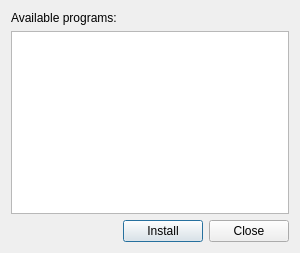
This is src/forms/installdialog.ui in Vortm4x/netemul as Qt 5 draws it before an edit. The edited form follows.
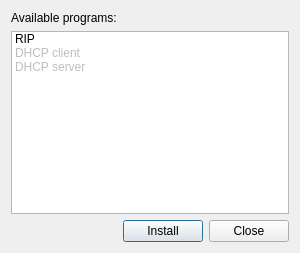
This is the edited form. Icons and pictures are not drawn.

Patch:
```diff
--- a/src/forms/installdialog.ui
+++ b/src/forms/installdialog.ui
@@ -30,7 +30,32 @@
       </widget>
      </item>
      <item>
-      <widget class="QListWidget" name="list"/>
+      <widget class="QListWidget" name="list">
+       <property name="editTriggers">
+        <set>QAbstractItemView::NoEditTriggers</set>
+       </property>
+       <item>
+        <property name="text">
+         <string>RIP</string>
+        </property>
+       </item>
+       <item>
+        <property name="text">
+         <string>DHCP client</string>
+        </property>
+        <property name="flags">
+         <set>ItemIsDragEnabled|ItemIsUserCheckable</set>
+        </property>
+       </item>
+       <item>
+        <property name="text">
+         <string>DHCP server</string>
+        </property>
+        <property name="flags">
+         <set>ItemIsDragEnabled|ItemIsUserCheckable</set>
+        </property>
+       </item>
+      </widget>
      </item>
     </layout>
    </item>
```
Left out of the diff: 8 changed lines with no effect on the pictures.
